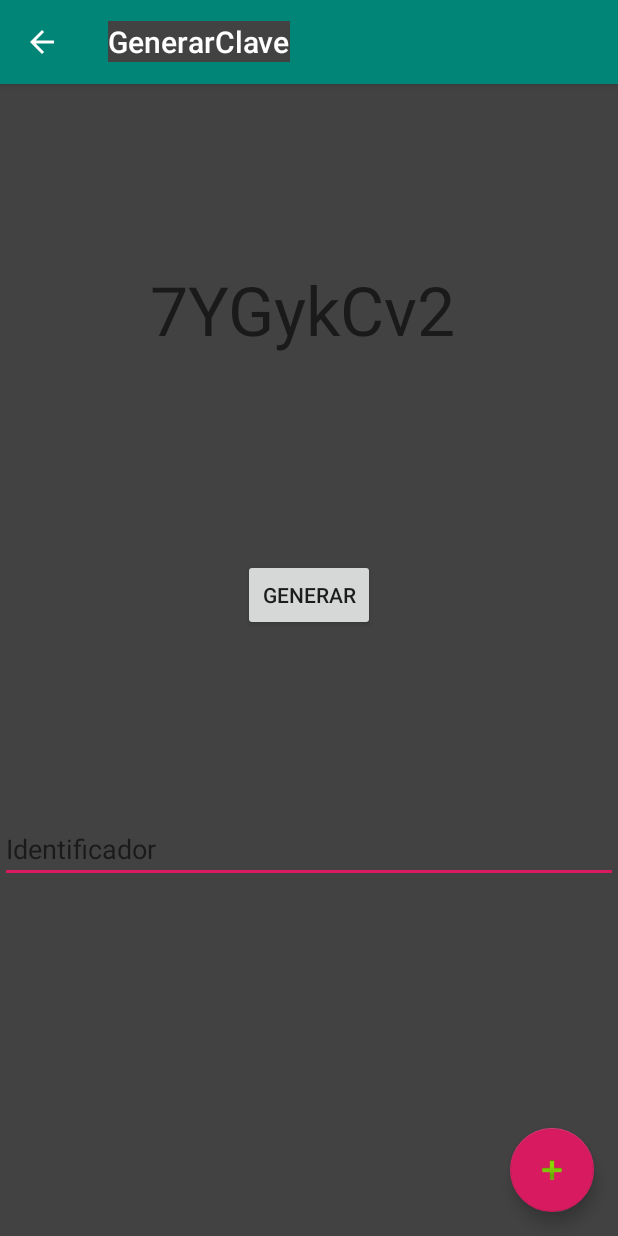
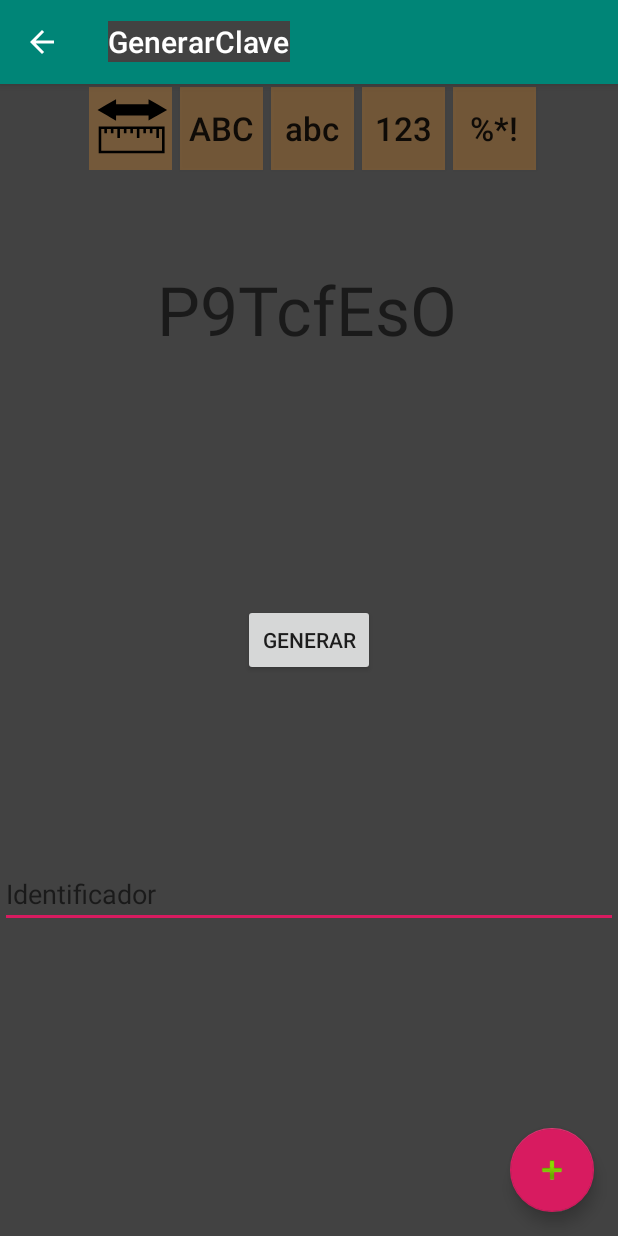
Before and after one commit to jokogarcia/Senia, an Android app: the GenerarClave screen opened directly, with no data from a screen before it, on a phone screen of 412 x 824 dp. Run offline under Robolectric (Android 15) with nearby library versions, the phone set to English and light mode, and no system bars.

Commit message:
En Actividad GenerarClave    - Barra de opciones    - Dialogo de definicion de longitud

```diff
--- a/app/src/main/java/com/irazu/senia/GenerarClave.kt
+++ b/app/src/main/java/com/irazu/senia/GenerarClave.kt
@@ -2,18 +2,24 @@ package com.irazu.senia
 
 import android.app.Activity
 import android.content.Intent
+import android.graphics.drawable.ColorDrawable
 import android.os.Bundle
-import com.google.android.material.snackbar.Snackbar
+import android.view.View
+import android.widget.ToggleButton
 import androidx.appcompat.app.AppCompatActivity
 
 import kotlinx.android.synthetic.main.activity_generar_clave.*
-import kotlinx.android.synthetic.main.activity_main.*
 
 import kotlinx.android.synthetic.main.content_generar_clave.*
+import kotlinx.android.synthetic.main.dialogo_longitud.*
 
-class GenerarClave : AppCompatActivity() {
-    val charPool : List<Char> = ('a'..'z') + ('A'..'Z') + ('0'..'9')
-
+class GenerarClave : AppCompatActivity(),DialogoLongitud.InterfazDialogo {
+    var charPool : List<Char> = ('a'..'z') + ('A'..'Z') + ('0'..'9')
+    val minusculas = "abcdefghijklmnopqrstuvwxyz"
+    val mayusculas = minusculas.toUpperCase()
+    val numeros = "0123456789"
+    val simbolos = "!·$%&/()=?¿ºª\\|@#~€¬`^*¨Ç´´-/*+[]{}}<>"
+    var largo=8
     override fun onCreate(savedInstanceState: Bundle?) {
         super.onCreate(savedInstanceState)
         setContentView(R.layout.activity_generar_clave)
@@ -31,7 +37,7 @@ class GenerarClave : AppCompatActivity() {
 * OnClickListener Botón GENERAR
 */
         btnGenerar.setOnClickListener{
-            var pswd=RandomString.generar(charPool,8)
+            var pswd=RandomString.generar(charPool,largo)
             tvClave.text = pswd
         }
         if(savedInstanceState != null){
@@ -49,8 +55,40 @@ class GenerarClave : AppCompatActivity() {
         super.onSaveInstanceState(outState)
 
     }
+    fun barraOnClick(view:View){
+        if(view.id == btLongitud.id){
+            val dialogo = DialogoLongitud()
+            dialogo.show(supportFragmentManager,"NoticeDialogFragment")
+            return
+        }
+        if(!(btMinuscula.isChecked || btMayuscula.isChecked || btNumeros.isChecked || btSimbolos.isChecked))
+            btMinuscula.isChecked = true
+
+        if(view is ToggleButton){
+            val color = if (view.isChecked)resources.getColor(R.color.barraToggleOn) else resources.getColor(R.color.barraToggleOff)
+            view.background = ColorDrawable(color)
+        }
+        var pool = ""
+        if(btMinuscula.isChecked)
+            pool += minusculas
+        if(btMayuscula.isChecked)
+            pool += mayusculas
+        if(btNumeros.isChecked)
+            pool += numeros
+        if(btSimbolos.isChecked)
+            pool += simbolos
+        charPool = pool.toList()
+        btnGenerar.callOnClick()
+
+    }
+
     companion object{
         val MENSAJE ="mensaje"
     }
+    override fun enAccionPositiva(dialogo: DialogoLongitud, n:Int) {
+        largo = n
+        btnGenerar.callOnClick()
+
+    }
 
 }
--- a/app/src/main/java/com/irazu/senia/MainActivity.kt
+++ b/app/src/main/java/com/irazu/senia/MainActivity.kt
@@ -17,6 +17,8 @@ import kotlinx.android.synthetic.main.activity_main.*
 
 
 class MainActivity : AppCompatActivity() {
+
+
     val charPool : List<Char> = ('a'..'z') + ('A'..'Z') + ('0'..'9')
     var mapa = mutableMapOf<String,String>()
     lateinit var prefs:SharedPreferences
@@ -110,4 +112,5 @@ class MainActivity : AppCompatActivity() {
         val MENSAJE ="mensaje"
         val GENERAR_CLAVE = 0
     }
+
 }
--- /dev/null
+++ b/app/src/main/res/drawable/boton_redondo_fondo.xml
@@ -0,0 +1,5 @@
+<?xml version="1.0" encoding="utf-8"?>
+<shape xmlns:android="http://schemas.android.com/apk/res/android">
+    <solid android:color="#E91E63" />
+    <corners android:radius="35dp" />
+</shape>
--- /dev/null
+++ b/app/src/main/res/drawable/ic_largo.xml
@@ -0,0 +1,15 @@
+<vector android:height="55dp" android:viewportHeight="15"
+    android:viewportWidth="15" android:width="55dp" xmlns:android="http://schemas.android.com/apk/res/android">
+    <path android:fillColor="#FF000000"
+        android:pathData="m1.7533,7.116l0,4.8785l11.9076,0l0,-4.8785zM13.1931,11.5279L2.2138,11.5279l0,-3.9441l0.5626,0l0,0.7655l0.4654,0l0,-0.7655l0.7096,0l0,0.7655l0.4654,0l0,-0.7655l0.7096,0l0,1.6415l0.4654,0l0,-1.6415l0.7096,0l0,0.7655l0.4654,0l0,-0.7655l0.7096,0l0,0.7655l0.4654,0l0,-0.7655l0.7096,0l0,1.6415l0.4654,0l0,-1.6415l0.7096,0l0,0.7655l0.4654,0l0,-0.7655l0.7096,0l0,0.7655l0.4654,0l0,-0.7655l0.7096,0l0,1.6415l0.4654,0l0,-1.6415l0.5565,0z" android:strokeWidth="0.17476952"/>
+    <path android:fillColor="#00000000"
+        android:pathData="M4.2156,4.1364L12.2337,4.1364"
+        android:strokeAlpha="1" android:strokeColor="#000000"
+        android:strokeLineCap="butt" android:strokeLineJoin="miter" android:strokeWidth="2"/>
+    <path android:fillColor="#000000"
+        android:pathData="m4.2156,4.9112 l-0.6628,-0.3827 -0.6628,-0.3827 0.6628,-0.3827 0.6628,-0.3827 0,0.7653z"
+        android:strokeColor="#000000" android:strokeWidth="1.34900689"/>
+    <path android:fillColor="#000000"
+        android:pathData="m11.4372,4.9018 l0.6628,-0.3827 0.6628,-0.3827 -0.6628,-0.3827 -0.6628,-0.3827 -0,0.7653z"
+        android:strokeColor="#000000" android:strokeWidth="1.34900701"/>
+</vector>
--- a/app/src/main/res/layout/content_generar_clave.xml
+++ b/app/src/main/res/layout/content_generar_clave.xml
@@ -7,21 +7,6 @@
     app:layout_behavior="@string/appbar_scrolling_view_behavior"
     tools:context=".GenerarClave"
     tools:showIn="@layout/activity_generar_clave">
-
-    <EditText
-        android:id="@+id/etNombre2"
-        android:layout_width="match_parent"
-        android:layout_height="wrap_content"
-        android:layout_marginTop="61dp"
-        android:layout_marginBottom="266dp"
-        android:ems="10"
-        android:hint="@string/identificador"
-        android:inputType="textPersonName"
-        app:layout_constraintBottom_toBottomOf="parent"
-        app:layout_constraintEnd_toEndOf="parent"
-        app:layout_constraintStart_toStartOf="parent"
-        app:layout_constraintTop_toBottomOf="@+id/btnGenerar" />
-
     <TextView
         android:id="@+id/tvClave"
         android:layout_width="wrap_content"
@@ -34,10 +19,10 @@
         android:text="@string/identificador"
         android:textAppearance="@style/TextAppearance.AppCompat.Display2"
         app:layout_constraintEnd_toEndOf="parent"
-        app:layout_constraintHorizontal_bias="0.516"
         app:layout_constraintStart_toStartOf="parent"
-        app:layout_constraintTop_toTopOf="parent" />
-
+        app:layout_constraintTop_toBottomOf="@id/LayoutHerramientas"
+        app:layout_constraintBottom_toTopOf="@id/btnGenerar"
+        />
     <Button
         android:id="@+id/btnGenerar"
         android:layout_width="wrap_content"
@@ -54,4 +39,65 @@
         app:layout_constraintHorizontal_bias="0.492"
         app:layout_constraintStart_toStartOf="parent"
         app:layout_constraintTop_toBottomOf="@+id/tvClave" />
+
+    <EditText
+        android:id="@+id/etNombre2"
+        android:layout_width="match_parent"
+        android:layout_height="wrap_content"
+        android:layout_marginTop="61dp"
+        android:layout_marginBottom="266dp"
+        android:ems="10"
+        android:hint="@string/identificador"
+        android:inputType="textPersonName"
+        app:layout_constraintBottom_toBottomOf="parent"
+        app:layout_constraintEnd_toEndOf="parent"
+        app:layout_constraintStart_toStartOf="parent"
+        app:layout_constraintTop_toBottomOf="@+id/btnGenerar" />
+
+
+    <LinearLayout
+        android:id="@+id/LayoutHerramientas"
+        android:layout_width="match_parent"
+        android:layout_height="60dp"
+        android:gravity="center"
+        android:orientation="horizontal"
+        app:layout_constraintEnd_toEndOf="parent"
+        app:layout_constraintStart_toStartOf="parent"
+        app:layout_constraintTop_toTopOf="parent">
+
+        <ImageButton
+            android:id="@+id/btLongitud"
+            style="@style/iconoHerramienta"
+            app:srcCompat="@drawable/ic_largo" />
+
+        <ToggleButton
+            android:id="@+id/btMayuscula"
+            style="@style/iconoHerramienta"
+            android:text="ABC"
+            android:textOff="ABC"
+            android:textOn="ABC"/>
+
+        <ToggleButton
+            android:id="@+id/btMinuscula"
+            style="@style/iconoHerramienta"
+            android:text="abc"
+            android:textOff="abc"
+            android:textOn="abc"/>
+
+        <ToggleButton
+            android:id="@+id/btNumeros"
+            style="@style/iconoHerramienta"
+            android:text="123"
+            android:textOff="123"
+            android:textOn="123"/>
+
+        <ToggleButton
+            android:id="@+id/btSimbolos"
+            style="@style/iconoHerramienta"
+            android:text="%*!"
+            android:textOff="%*!"
+            android:textOn="%*!"/>
+
+
+    </LinearLayout>
 </androidx.constraintlayout.widget.ConstraintLayout>
--- a/app/src/main/res/values/colors.xml
+++ b/app/src/main/res/values/colors.xml
@@ -3,4 +3,8 @@
     <color name="colorPrimary">#008577</color>
     <color name="colorPrimaryDark">#00574B</color>
     <color name="colorAccent">#D81B60</color>
+    <color name="transparente">#00FFFFFF</color>
+    <color name="barraToggleOff">#43FF9922</color>
+    <color name="barraToggleOn">#65FF22F4</color>
+
 </resources>
--- a/app/src/main/res/values/styles.xml
+++ b/app/src/main/res/values/styles.xml
@@ -26,4 +26,16 @@
         <item name="android:color">#00FFFF</item>
     </style>
 
+    <style name="iconoHerramienta">
+        <item name="android:background">@color/barraToggleOff</item>
+        <item name="android:layout_width">55dp</item>
+        <item name="android:layout_height">55dp</item>
+        <item name="android:textSize">22sp</item>
+        <item name="android:layout_marginLeft">5dp</item>
+        <item name="android:textAllCaps">false</item>
+        <item name="android:onClick">barraOnClick</item>
+    </style>
+
+
+
 </resources>
```
Also changed, not shown: app/src/main/java/com/irazu/senia/DialogoLongitud.kt (added, +57 -0 lines), app/src/main/res/drawable/ic_caracteresb.xml (added, +16 -0 lines), app/src/main/res/layout/activity_main.xml (+5 -5 lines), app/src/main/res/layout/dialogo_longitud.xml (added, +24 -0 lines).
